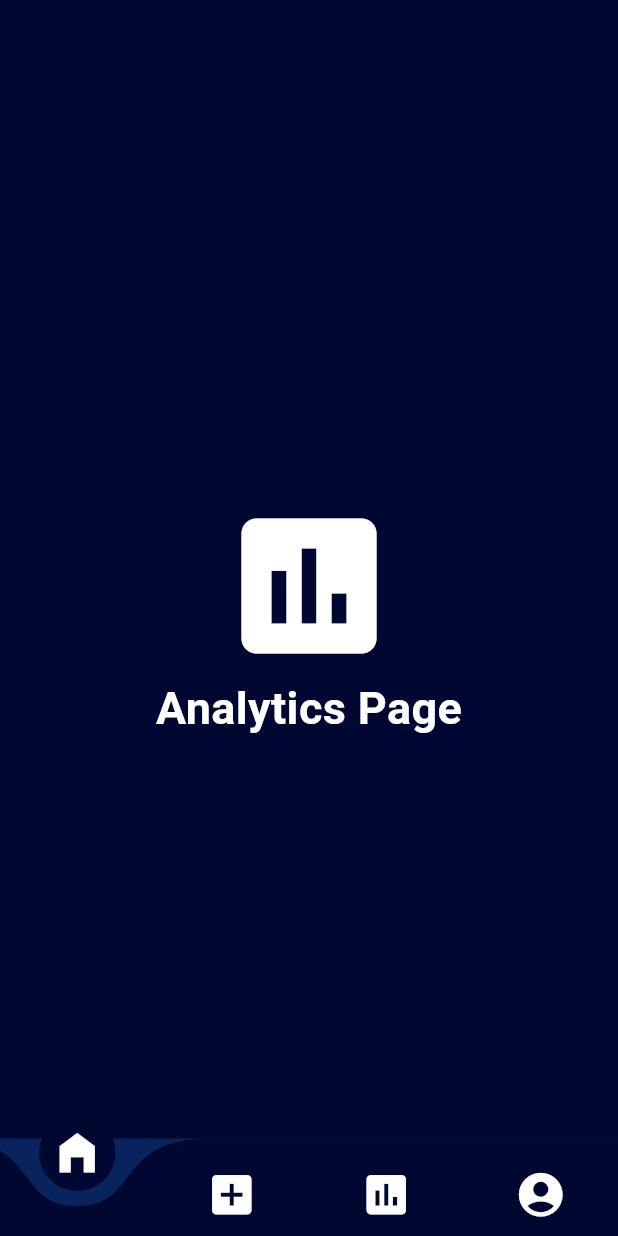
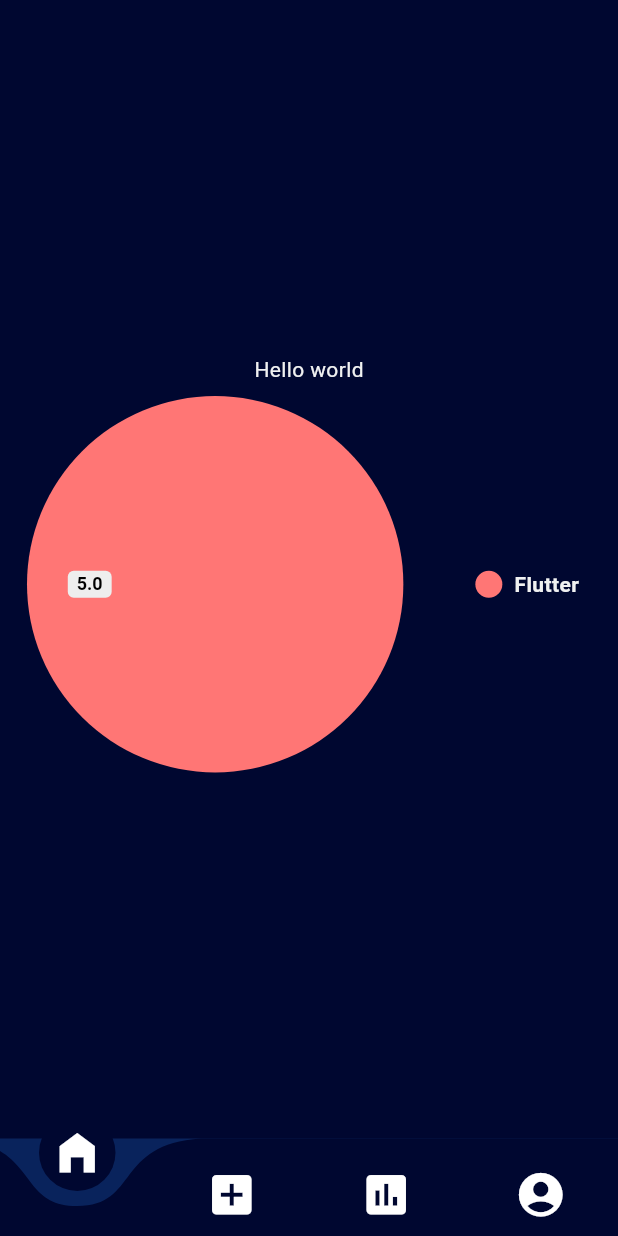
Before and after one commit to WillingDev0812/Blend, a Flutter app: the screen it shows once a user with an empty profile is signed in, swiped to page 3, on a phone screen of 412 x 824 dp. Run offline on Flutter 3.47's test engine with Material 3 defaults, Android fonts, the phone set to English and light mode, and no system bars; drawn by our look-alikes of curved_navigation_bar, pie_chart; our stand-ins replace cloud_firestore, firebase_auth, firebase_core, flex_color_scheme, google_sign_in, image_picker; missing offline and left inert: flutter_facebook_auth; accounts and stored records are empty; network calls fail; project files that could hold a hidden picture were left out.

Commit message:
starting the analytics page. there is now a pie chart

```diff
--- a/blend/lib/pages/navPages/analytics/analytics.dart
+++ b/blend/lib/pages/navPages/analytics/analytics.dart
@@ -1,7 +1,7 @@
 import 'package:flutter/material.dart';
 import 'package:provider/provider.dart';
 import 'package:blend/global_provider.dart';
-
+import 'package:pie_chart/pie_chart.dart';
 
 class AnalyticsPage extends StatefulWidget {
   @override
@@ -9,25 +9,26 @@ class AnalyticsPage extends StatefulWidget {
 }
 
 class _AnalyticsPageState extends State<AnalyticsPage> {
+  final dataMap = <String, double>{
+    "Flutter": 5,
+  };
   @override
   Widget build(BuildContext context) {
-    return Container(
-      child: Column(
-        crossAxisAlignment: CrossAxisAlignment.center,
-        mainAxisAlignment: MainAxisAlignment.center,
-        children: [
-          Icon(
-            Icons.insert_chart,
-            size: 120,
-            color: Colors.white,
+    return SafeArea(
+      child: Center(
+        child: SingleChildScrollView(
+          child: Padding(
+            padding: EdgeInsets.symmetric(horizontal: 10.0),
+            child: Center(
+              child: Column(
+                children: [
+                  Text("Hello world"),
+                  PieChart(dataMap: dataMap)
+                ],
+              ),
+            ),
           ),
-          Text(
-            'Analytics Page',
-            style: TextStyle(
-                color: Colors.white, fontSize: 30, fontWeight: FontWeight.w700),
-          ),
-          // button
-        ],
+        ),
       ),
     );
   }
--- a/blend/lib/pages/navPages/posting/platforms.dart
+++ b/blend/lib/pages/navPages/posting/platforms.dart
@@ -107,7 +107,11 @@ class _MediaSelectionButtonState extends State<MediaSelectionButton> {
         setState(() {
           _isTapped = !_isTapped;
         });
-        widget.selectedPlatforms.add(widget.label);
+        if (_isTapped) {
+          widget.selectedPlatforms.add(widget.label);
+        } else {
+          widget.selectedPlatforms.remove(widget.label);
+        }
         print(widget.selectedPlatforms);
       },
       child: Column(
--- a/blend/pubspec.yaml
+++ b/blend/pubspec.yaml
@@ -47,6 +47,8 @@ dependencies:
   flutter_facebook_auth: ^6.0.4
   insta_assets_picker: ^2.2.1
   wechat_assets_picker: ^8.8.1+1
+  syncfusion_flutter_charts: ^24.2.6
+  pie_chart: ^5.4.0
 
 dev_dependencies:
   flutter_test:
```
Also changed, not shown: blend/pubspec.lock.
